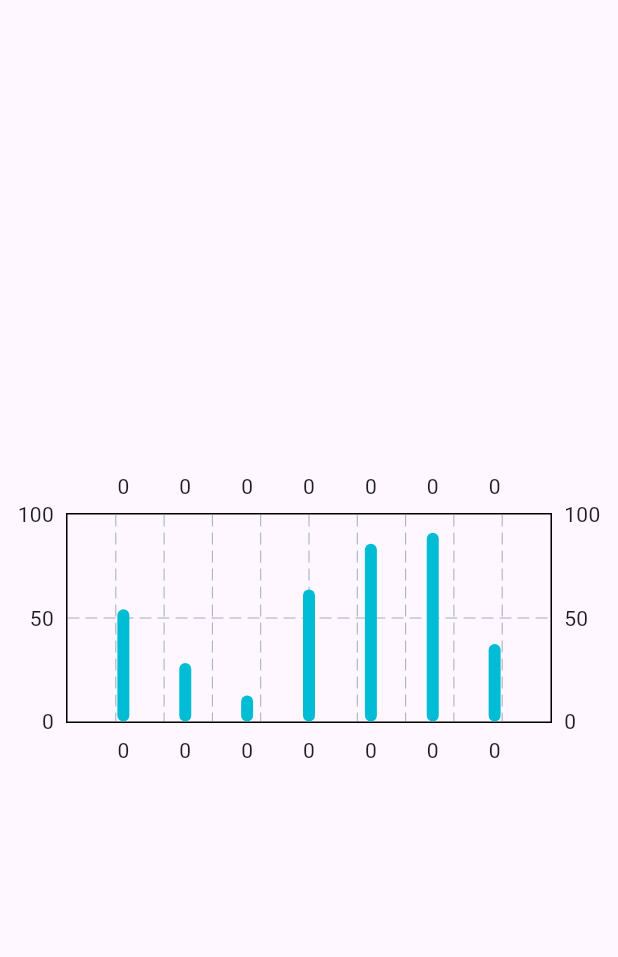
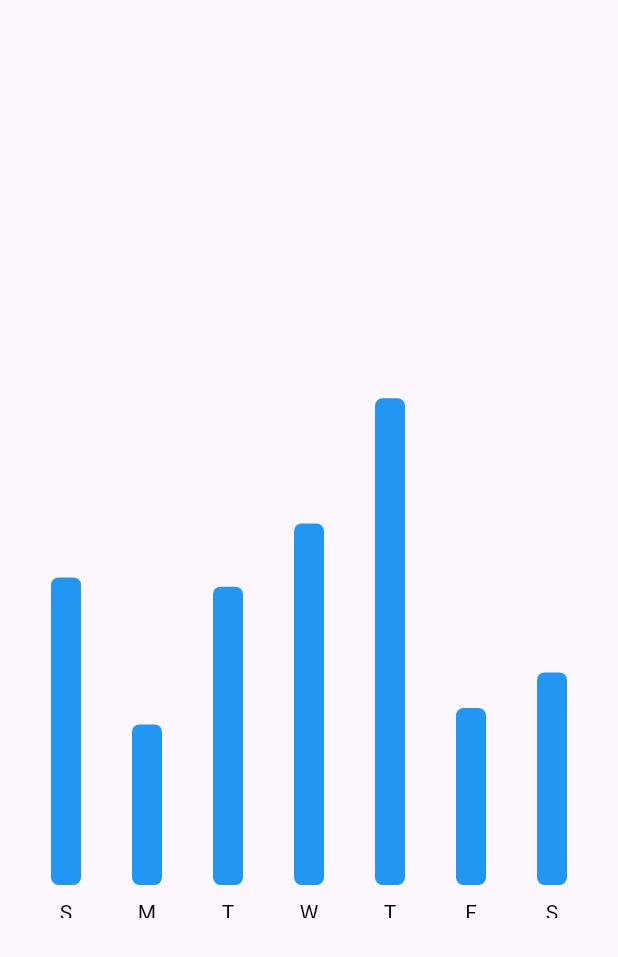
Before and after one commit to asiripr/simple-bar-chart, a Flutter app: the screen it shows after launch, on a phone screen of 412 x 824 dp. Shown: the top 957 px of the screen. Run offline on Flutter 3.47's test engine with Material 3 defaults, Android fonts, the phone set to English and light mode, and no system bars; drawn by our look-alikes of fl_chart.

Commit message:
added some decorations

```diff
--- a/lib/bar_chart/bar_data.dart
+++ b/lib/bar_chart/bar_data.dart
@@ -23,12 +23,12 @@ class BarData {
    void initializedBarData(){
     barData = [
       IndividualBar(x: 0, y: sunAmount),
-      IndividualBar(x: 0, y: monAmount),
-      IndividualBar(x: 0, y: tueAmount),
-      IndividualBar(x: 0, y: wedAmount),
-      IndividualBar(x: 0, y: thuAmount),
-      IndividualBar(x: 0, y: friAmount),
-      IndividualBar(x: 0, y: satAmount),
+      IndividualBar(x: 1, y: monAmount),
+      IndividualBar(x: 2, y: tueAmount),
+      IndividualBar(x: 3, y: wedAmount),
+      IndividualBar(x: 4, y: thuAmount),
+      IndividualBar(x: 5, y: friAmount),
+      IndividualBar(x: 6, y: satAmount),
     ];
 
    }
--- a/lib/bar_chart/bar_graph.dart
+++ b/lib/bar_chart/bar_graph.dart
@@ -22,11 +22,61 @@ class MyBarGraph extends StatelessWidget {
       BarChartData(
         maxY: 100,
         minY: 0,
+        gridData: FlGridData(show: false),
+        borderData: FlBorderData(show: false),
+        titlesData: FlTitlesData(
+          show: true,
+          topTitles: AxisTitles(sideTitles: SideTitles(showTitles: false)),
+          leftTitles: AxisTitles(sideTitles: SideTitles(showTitles: false)),
+          rightTitles: AxisTitles(sideTitles: SideTitles(showTitles: false)),
+          bottomTitles: AxisTitles(sideTitles: SideTitles(showTitles: true, getTitlesWidget: getBottomTitles))
+        ),
         barGroups: myBarData.barData.map((data) => BarChartGroupData(
           x: data.x,
-          barRods: [BarChartRodData(toY: data.y)]
+          barRods: [
+            BarChartRodData(
+              toY: data.y,
+              color: Colors.blue.shade500,
+              width: 20,
+              borderRadius: BorderRadius.circular(5)
+            )
+          ]
           ),).toList()
       )
     );
   }
 }
+
+Widget getBottomTitles(double value, TitleMeta meta){
+  const style = TextStyle(
+    color: Colors.black,
+  );
+
+  Widget text;
+  switch (value.toInt()) {
+    case 0:
+      text = const Text('S', style: style,);
+      break;
+    case 1:
+      text = const Text('M', style: style,);
+      break;
+    case 2:
+      text = const Text('T', style: style,);
+      break;
+    case 3:
+      text = const Text('W', style: style,);
+      break;
+    case 4:
+      text = const Text('T', style: style,);
+      break;
+    case 5:
+      text = const Text('F', style: style,);
+      break;
+    case 6:
+      text = const Text('S', style: style,);
+      break;
+    default:
+      text = const Text('S', style: style,);
+  }
+  return SideTitleWidget(child: text, axisSide: meta.axisSide);
+}
--- a/lib/home_page.dart
+++ b/lib/home_page.dart
@@ -13,10 +13,10 @@ class _HomePageState extends State<HomePage> {
   List<double> weeklySummary = [
     54.25,
     28.32,
-    12.62,
+    52.62,
     63.75,
     85.85,
-    91.22,
+    31.22,
     37.50
   ];
   @override
@@ -24,7 +24,7 @@ class _HomePageState extends State<HomePage> {
     return Scaffold(
       body: Center(
         child: SizedBox(
-          height: 200,
+          height: 400,
           child: MyBarGraph(weeklySummary: weeklySummary,)
         ),
       ),
```
